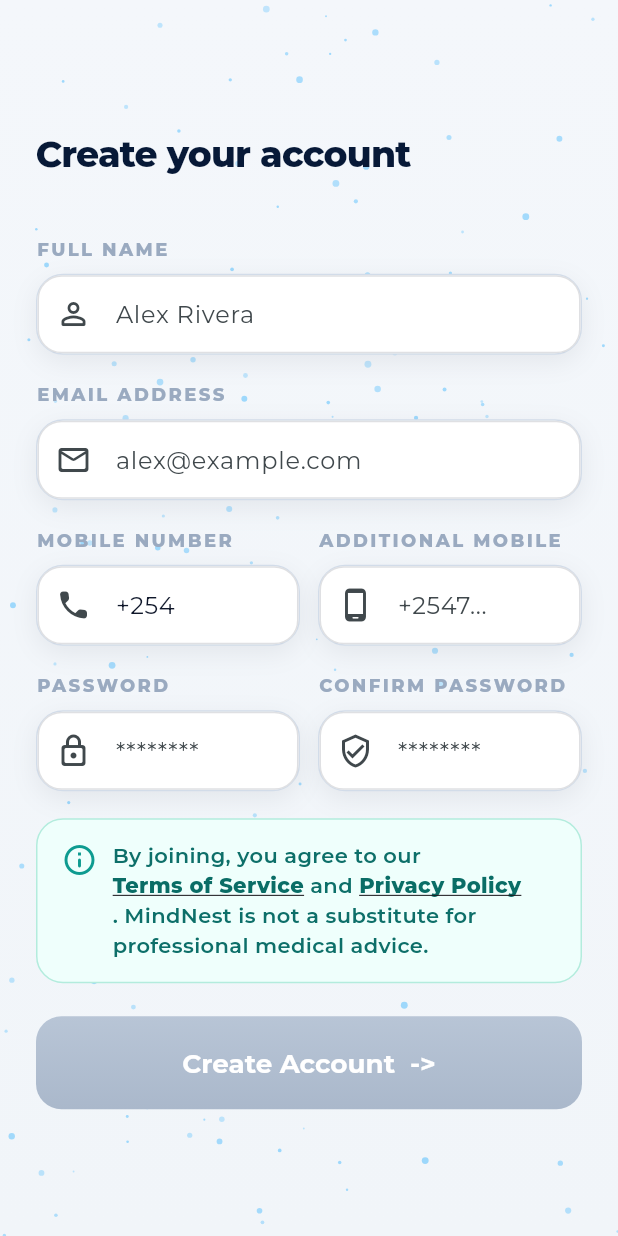
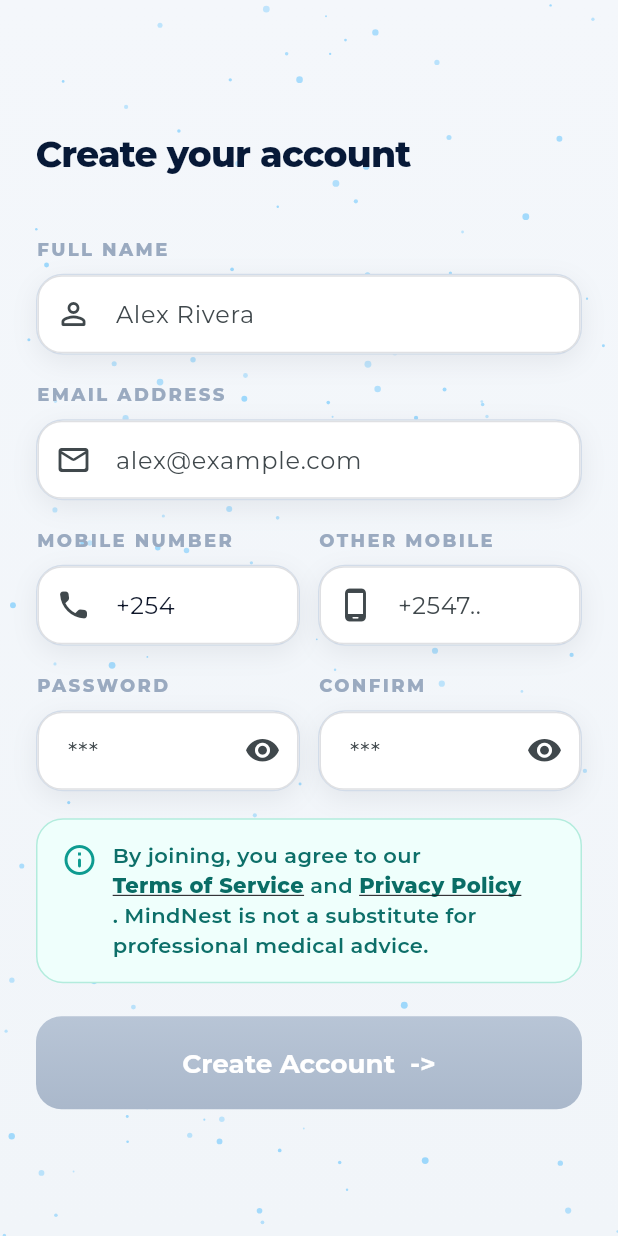
Before and after one commit to legendofarry/mindnest, a Flutter app: the RegisterDetailsScreen screen opened by its route, on a phone screen of 412 x 824 dp. Run offline on Flutter 3.47's test engine with Material 3 defaults, Android fonts, the phone set to English and light mode, and no system bars; our stand-ins replace cloud_firestore, firebase_auth, firebase_core, firebase_messaging, flutter_local_notifications, flutter_riverpod and 7 more; missing offline and left inert: dart_jsonwebtoken, livekit_client; accounts and stored records are empty.

Commit message:
test - Removed the lock and shield prefix icons from the password and confirm fields, and added visibility toggle eye icons

```diff
--- a/lib/features/auth/presentation/register_details_screen.dart
+++ b/lib/features/auth/presentation/register_details_screen.dart
@@ -50,6 +50,8 @@ class _RegisterDetailsScreenState extends ConsumerState<RegisterDetailsScreen> {
   final _confirmPasswordController = TextEditingController();
 
   bool _isSubmitting = false;
+  bool _isPasswordVisible = false;
+  bool _isConfirmPasswordVisible = false;
   bool _nameFieldError = false;
   bool _emailFieldError = false;
   bool _phoneFieldError = false;
@@ -134,6 +136,8 @@ class _RegisterDetailsScreenState extends ConsumerState<RegisterDetailsScreen> {
   @override
   void initState() {
     super.initState();
+    _isPasswordVisible = false;
+    _isConfirmPasswordVisible = false;
     _phoneController.text = _kenyaPrefix;
     _phoneController.addListener(_enforcePrimaryPhonePrefix);
     _additionalPhoneController.addListener(_enforceOptionalPhonePrefix);
@@ -471,8 +475,7 @@ class _RegisterDetailsScreenState extends ConsumerState<RegisterDetailsScreen> {
                       _isCounselorIntent
                           ? 'Create your counselor account'
                           : 'Create your account',
-                      style: Theme.of(context).textTheme.displaySmall
-                          ?.copyWith(
+                      style: Theme.of(context).textTheme.displaySmall?.copyWith(
                         fontWeight: FontWeight.w800,
                         color: const Color(0xFF071937),
                         letterSpacing: -0.5,
@@ -607,7 +610,7 @@ class _RegisterDetailsScreenState extends ConsumerState<RegisterDetailsScreen> {
                       }),
                       decoration: const InputDecoration(
                         border: InputBorder.none,
-                        hintText: '+254712345678',
+                        hintText: '+2547..',
                         prefixIcon: Icon(Icons.phone_rounded),
                       ),
                     ),
@@ -615,7 +618,7 @@ class _RegisterDetailsScreenState extends ConsumerState<RegisterDetailsScreen> {
                 );
 
                 final additionalPhoneField = _LabeledFieldBlock(
-                  label: 'ADDITIONAL MOBILE',
+                  label: 'OTHER MOBILE',
                   child: _RoundedInput(
                     hasError:
                         _additionalPhoneFieldError ||
@@ -631,7 +634,7 @@ class _RegisterDetailsScreenState extends ConsumerState<RegisterDetailsScreen> {
                       }),
                       decoration: const InputDecoration(
                         border: InputBorder.none,
-                        hintText: '+2547...',
+                        hintText: '+2547..',
                         prefixIcon: Icon(Icons.phone_android_rounded),
                       ),
                     ),
@@ -644,7 +647,7 @@ class _RegisterDetailsScreenState extends ConsumerState<RegisterDetailsScreen> {
                     hasError: _passwordFieldError,
                     child: TextFormField(
                       controller: _passwordController,
-                      obscureText: true,
+                      obscureText: !_isPasswordVisible,
                       onChanged: (_) => setState(() {
                         _passwordFieldError = false;
                         _confirmPasswordFieldError =
@@ -653,22 +656,31 @@ class _RegisterDetailsScreenState extends ConsumerState<RegisterDetailsScreen> {
                                 _passwordController.text;
                         _formError = null;
                       }),
-                      decoration: const InputDecoration(
+                      decoration: InputDecoration(
                         border: InputBorder.none,
-                        hintText: '********',
-                        prefixIcon: Icon(Icons.lock_outline_rounded),
+                        hintText: '***',
+                        suffixIcon: IconButton(
+                          onPressed: () => setState(
+                            () => _isPasswordVisible = !_isPasswordVisible,
+                          ),
+                          icon: Icon(
+                            _isPasswordVisible
+                                ? Icons.visibility_off_rounded
+                                : Icons.visibility_rounded,
+                          ),
+                        ),
                       ),
                     ),
                   ),
                 );
 
                 final confirmPasswordField = _LabeledFieldBlock(
-                  label: 'CONFIRM PASSWORD',
+                  label: 'CONFIRM',
                   child: _RoundedInput(
                     hasError: _confirmPasswordFieldError,
                     child: TextFormField(
                       controller: _confirmPasswordController,
-                      obscureText: true,
+                      obscureText: !_isConfirmPasswordVisible,
                       onChanged: (_) => setState(() {
                         _confirmPasswordFieldError =
                             _confirmPasswordController.text.isNotEmpty &&
@@ -676,10 +688,20 @@ class _RegisterDetailsScreenState extends ConsumerState<RegisterDetailsScreen> {
                                 _passwordController.text;
                         _formError = null;
                       }),
-                      decoration: const InputDecoration(
+                      decoration: InputDecoration(
                         border: InputBorder.none,
-                        hintText: '********',
-                        prefixIcon: Icon(Icons.verified_user_outlined),
+                        hintText: '***',
+                        suffixIcon: IconButton(
+                          onPressed: () => setState(
+                            () => _isConfirmPasswordVisible =
+                                !_isConfirmPasswordVisible,
+                          ),
+                          icon: Icon(
+                            _isConfirmPasswordVisible
+                                ? Icons.visibility_off_rounded
+                                : Icons.visibility_rounded,
+                          ),
+                        ),
                       ),
                     ),
                   ),
```
Lines whose indentation alone changed are shown as unchanged.
